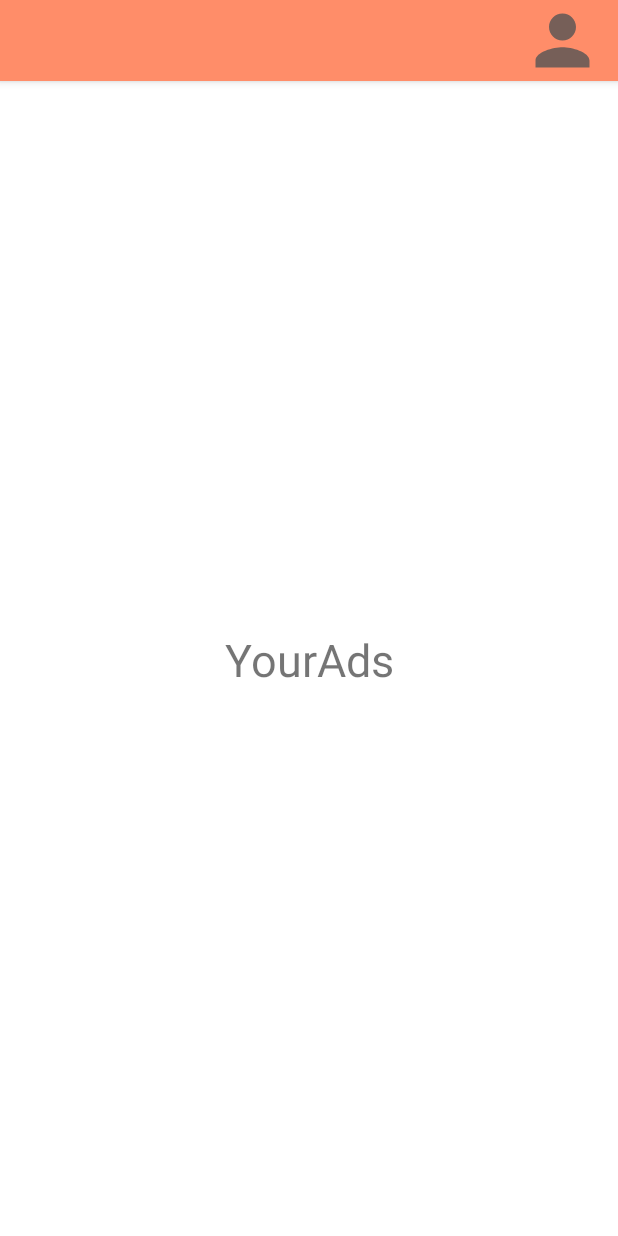
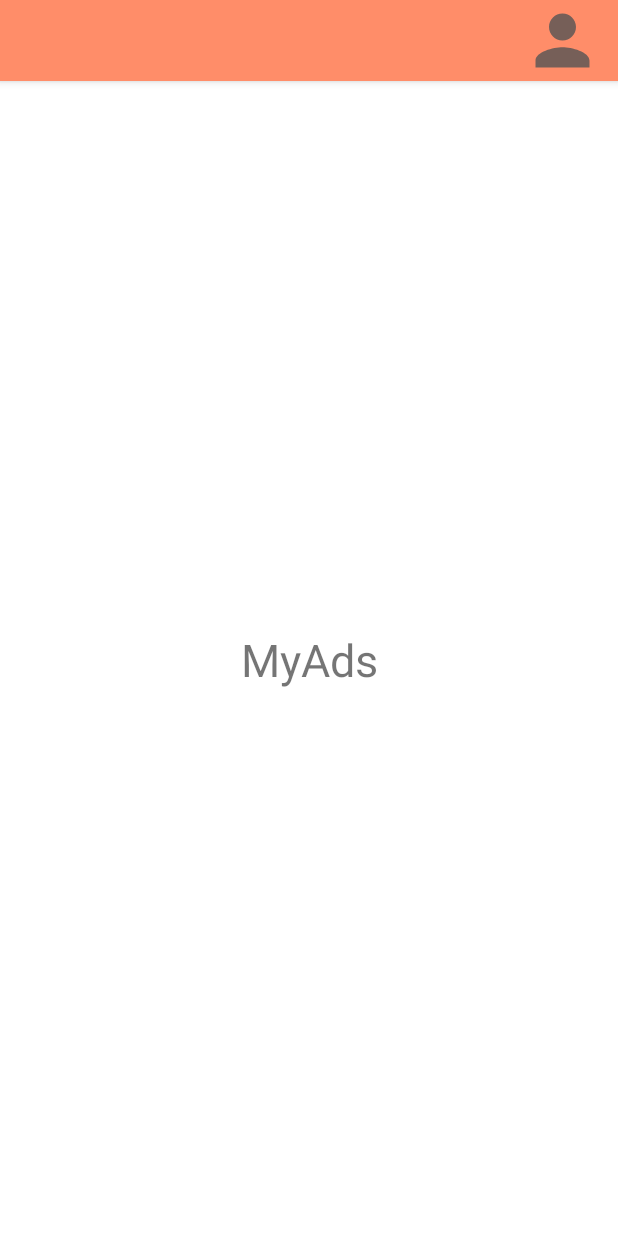
Before and after one commit to kevinDomingues/SecondHome, an Android app: the fragment YourAds placed in its activity, on a phone screen of 412 x 824 dp. Run offline under Robolectric (Android 15) with nearby library versions, the phone set to English and light mode, and no system bars; our stand-ins replace navigation-ui.

Commit message:
menu a funcionar com os fragmentos dos favoritos, adicionar anúncio e seus anúncios.

```diff
--- a/app/src/main/res/layout/fragment_favorites.xml
+++ b/app/src/main/res/layout/fragment_favorites.xml
@@ -11,7 +11,7 @@
         android:id="@+id/tvFavorities"
         android:layout_width="wrap_content"
         android:layout_height="wrap_content"
-        android:text="Favorites"
+        android:text="@string/menu_favorities"
         android:textSize="30sp"
         app:layout_constraintBottom_toBottomOf="parent"
         app:layout_constraintEnd_toEndOf="parent"
--- a/app/src/main/res/layout/fragment_insert_ads.xml
+++ b/app/src/main/res/layout/fragment_insert_ads.xml
@@ -10,7 +10,7 @@
         android:id="@+id/tvInsertAds"
         android:layout_width="wrap_content"
         android:layout_height="wrap_content"
-        android:text="InsertAds"
+        android:text="@string/menu_insertAds"
         android:textSize="30sp"
         app:layout_constraintBottom_toBottomOf="parent"
         app:layout_constraintEnd_toEndOf="parent"
--- a/app/src/main/res/layout/fragment_your_ads.xml
+++ b/app/src/main/res/layout/fragment_your_ads.xml
@@ -10,7 +10,7 @@
         android:id="@+id/tvYourAds"
         android:layout_width="wrap_content"
         android:layout_height="wrap_content"
-        android:text="YourAds"
+        android:text="@string/menu_yourAds"
         android:textSize="30sp"
         app:layout_constraintBottom_toBottomOf="parent"
         app:layout_constraintEnd_toEndOf="parent"
```
